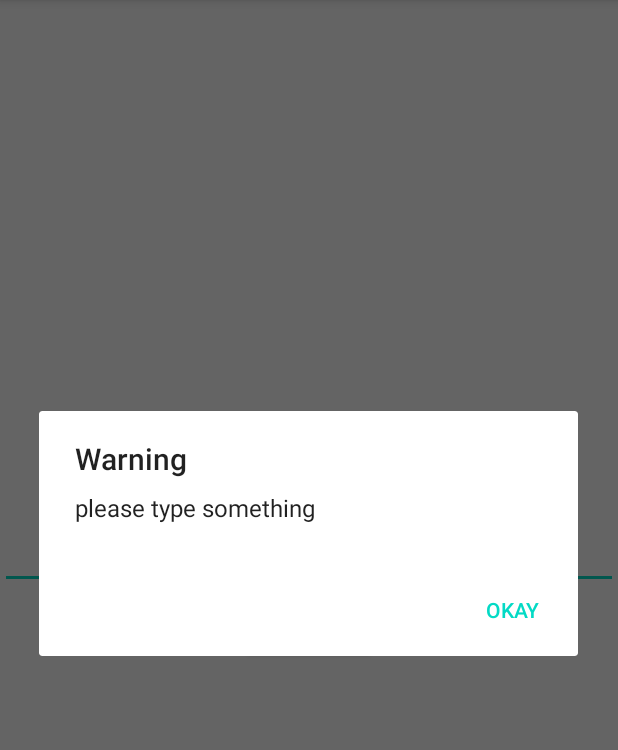
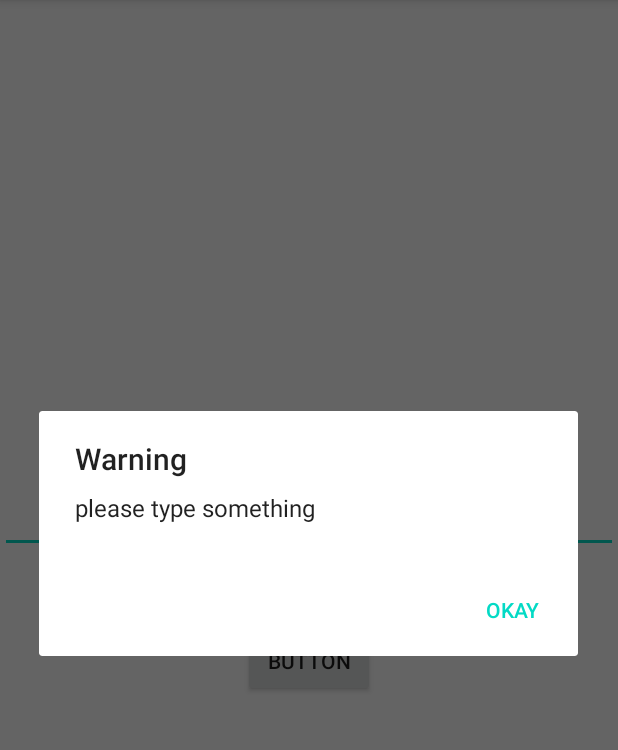
Before and after one commit to gwangqq/exampleapp, an Android app: the screen it shows after launch (MainActivity), after a tap on "검색하기", on a phone screen of 412 x 824 dp, the part 84-834 px from its top. Run offline under Robolectric (Android 15) with nearby library versions, the phone set to English and light mode, and no system bars; libraries missing offline, so code that uses them is left out: com.igaworks.v2; 1 statement that could not run was skipped.

```diff
--- a/app/src/main/java/com/example/adbrix/MainActivity.java
+++ b/app/src/main/java/com/example/adbrix/MainActivity.java
@@ -17,6 +17,7 @@ import com.igaworks.v2.core.AdBrixRm;
 public class MainActivity extends AppCompatActivity implements View.OnClickListener {
     Button testBtn;
     TextInputEditText testEditText;
+    Button loginBtn;
 
     @Override
     protected void onCreate(Bundle savedInstanceState) {
@@ -24,12 +25,18 @@ public class MainActivity extends AppCompatActivity implements View.OnClickListe
         setContentView(R.layout.activity_main);
         testBtn = (Button) findViewById(R.id.btn_test);
         testEditText = (TextInputEditText) findViewById(R.id.et_test);
+        loginBtn = (Button) findViewById(R.id.btn_login);
+
+        loginBtn.setOnClickListener(this);
         testBtn.setOnClickListener(this);
         AdBrixRm.setEventUploadCountInterval(AdBrixRm.AdBrixEventUploadCountInterval.MIN);
     }
 
     @Override
     public void onClick(View v) {
+
+        switch (v.getId()) {
+            case R.id.btn_test: {
                 String inputString = testEditText.getText().toString().trim();
                 if (isEmpty(inputString)) {
                     return;
@@ -40,9 +47,35 @@ public class MainActivity extends AppCompatActivity implements View.OnClickListe
                     intent.putExtra("search_string", inputString);
                     startActivity(intent);
                 }
+                break;
+            }
+            case R.id.btn_login: {
+                sendLoginLog();
+                Toast.makeText(this, "test", Toast.LENGTH_LONG).show();
+                break;
+            }
         }
 
-    public boolean isEmpty(String cityName){
+
+    }
+
+
+    public String getUserType(){
+        return "멘티";
+    }
+
+
+
+    public void sendLoginLog() {
+
+        AdBrixRm.login("test_user_id");
+        AdBrixRm.UserProperties userProperties = new AdBrixRm.UserProperties();
+        userProperties.setAttrs("user_type", getUserType());
+        AdBrixRm.saveUserProperties(userProperties);
+    }
+
+
+    public boolean isEmpty(String cityName) {
         if (cityName.equals("") || cityName.equals(null)) {
 
             AlertDialog.Builder builder = new AlertDialog.Builder(this);
--- a/app/src/main/res/layout/activity_main.xml
+++ b/app/src/main/res/layout/activity_main.xml
@@ -30,6 +30,13 @@
             android:text="검색하기"
             tools:layout_editor_absoluteX="162dp"
             tools:layout_editor_absoluteY="443dp" />
+
+        <Button
+            android:id="@+id/btn_login"
+            android:layout_width="wrap_content"
+            android:layout_height="wrap_content"
+            android:text="Button"/>
+
     </com.google.android.material.textfield.TextInputLayout>
 
 </LinearLayout>
```
Lines whose indentation alone changed are shown as unchanged.
